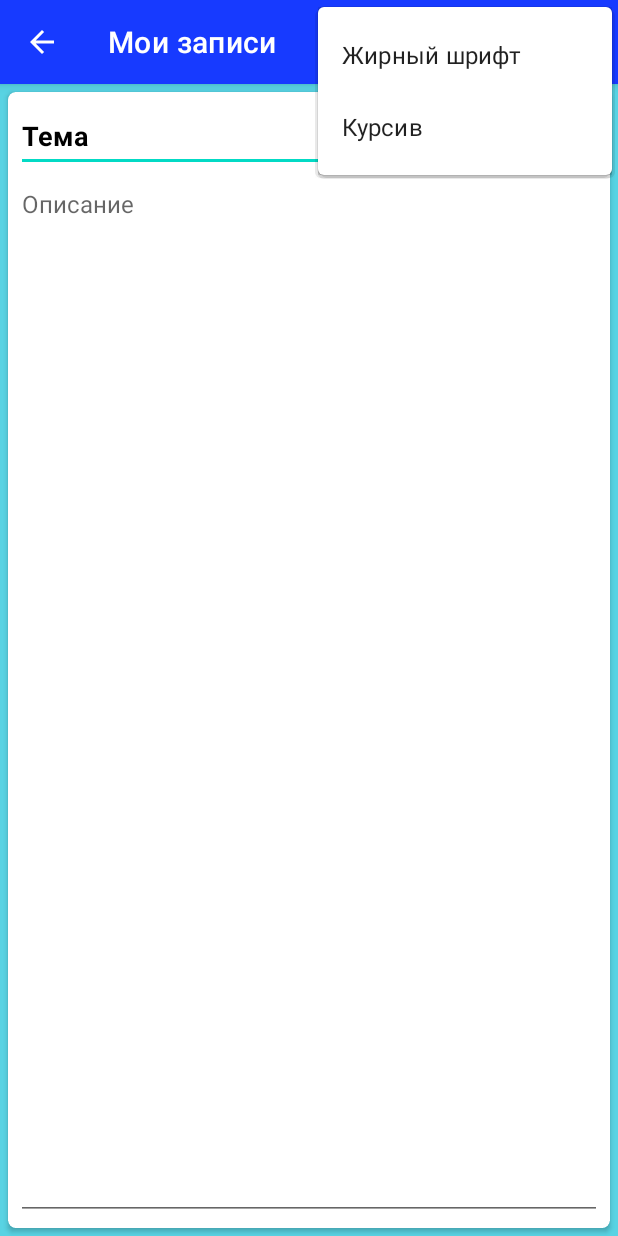
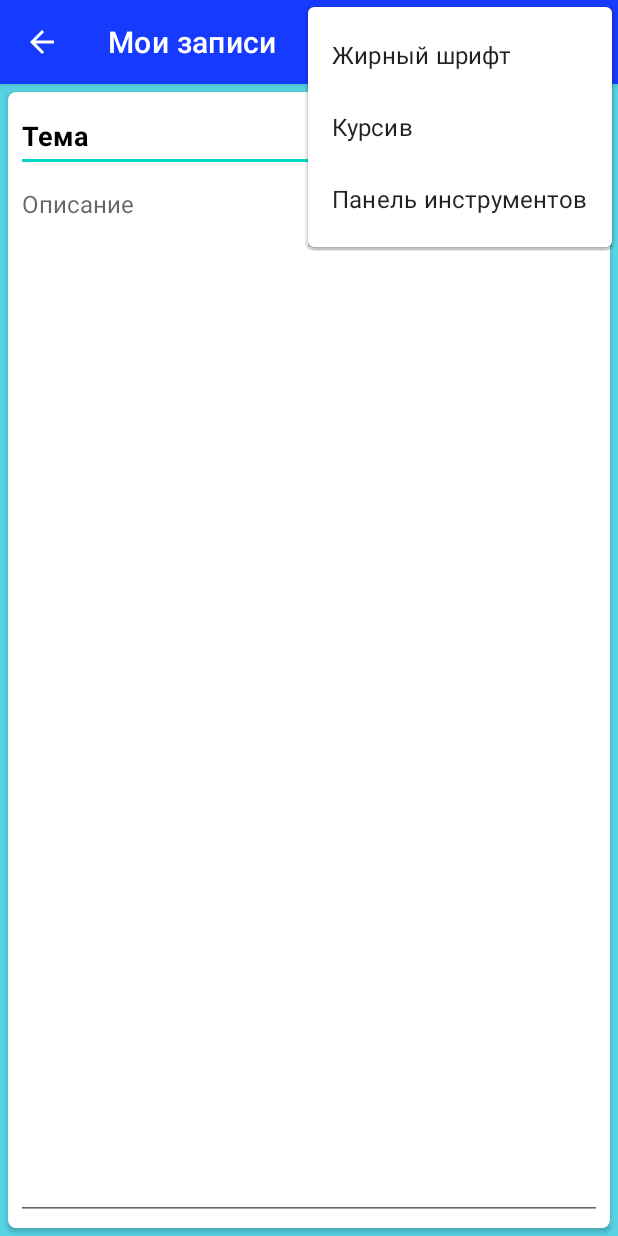
Before and after one commit to Vlad232008/ShoppingList, an Android app: the NewNoteActivity screen opened directly, with no data from a screen before it, with the options menu open, on a phone screen of 412 x 824 dp. Run offline under Robolectric (Android 15) with nearby library versions, the phone set to English and light mode, and no system bars.

Commit message:
Добавил меню цветов

```diff
--- a/app/src/main/java/com/example/shoppinglist/activities/NewNoteActivity.kt
+++ b/app/src/main/java/com/example/shoppinglist/activities/NewNoteActivity.kt
@@ -2,12 +2,15 @@ package com.example.shoppinglist.activities
 
 import android.content.Intent
 import android.graphics.Typeface
-import androidx.appcompat.app.AppCompatActivity
 import android.os.Bundle
 import android.text.Spannable
 import android.text.style.StyleSpan
 import android.view.Menu
 import android.view.MenuItem
+import android.view.View
+import android.view.animation.Animation
+import android.view.animation.AnimationUtils
+import androidx.appcompat.app.AppCompatActivity
 import com.example.shoppinglist.R
 import com.example.shoppinglist.databinding.ActivityNewNoteBinding
 import com.example.shoppinglist.entities.NoteItem
@@ -46,22 +49,30 @@ class NewNoteActivity : AppCompatActivity() {
     }
 
     override fun onOptionsItemSelected(item: MenuItem): Boolean {
-        if (item.itemId == R.id.id_save) {
+        when (item.itemId) {
+            R.id.id_save -> {
                 setMainResult()
-        } else if (item.itemId == android.R.id.home) {
+            }
+            android.R.id.home -> {
                 finish()
-        } else if (item.itemId == R.id.id_bold) {
+            }
+            R.id.id_bold -> {
                 setBoldForceSelectedText()
-        } else if (item.itemId == R.id.id_italic) {
+            }
+            R.id.id_italic -> {
                 setItalicForceSelectedText()
             }
-
+            R.id.id_color -> {
+                if (binding.colorPicker.visibility == View.VISIBLE) {
+                    closeColorPicker()
+                } else openColorPicker()
+            }
+        }
         return super.onOptionsItemSelected(item)
     }
-
         private fun setBoldForceSelectedText() = with(binding) {
             val startPos = idDescription.selectionStart
-        val endPos = idDescription.selectionEnd
+            val endPos   = idDescription.selectionEnd
 
             val styles = idDescription.text.getSpans(startPos, endPos, StyleSpan::class.java)
             var boldStyle: StyleSpan? = null
@@ -69,11 +80,17 @@ class NewNoteActivity : AppCompatActivity() {
                 idDescription.text.removeSpan(styles[0])
             } else {
                 boldStyle = StyleSpan(Typeface.BOLD)
-            idDescription.text.setSpan(boldStyle, startPos, endPos, Spannable.SPAN_EXCLUSIVE_EXCLUSIVE)
+                idDescription.text.setSpan(
+                    boldStyle,
+                    startPos,
+                    endPos,
+                    Spannable.SPAN_EXCLUSIVE_EXCLUSIVE
+                )
                 idDescription.text.trim()
                 idDescription.setSelection(startPos)
             }
         }
+
         private fun setItalicForceSelectedText() = with(binding) {
             val startPos = idDescription.selectionStart
             val endPos = idDescription.selectionEnd
@@ -84,7 +101,12 @@ class NewNoteActivity : AppCompatActivity() {
                 idDescription.text.removeSpan(styles[0])
             } else {
                 italicStyle = StyleSpan(Typeface.ITALIC)
-            idDescription.text.setSpan(italicStyle, startPos, endPos, Spannable.SPAN_EXCLUSIVE_EXCLUSIVE)
+                idDescription.text.setSpan(
+                    italicStyle,
+                    startPos,
+                    endPos,
+                    Spannable.SPAN_EXCLUSIVE_EXCLUSIVE
+                )
                 idDescription.text.trim()
                 idDescription.setSelection(startPos)
             }
@@ -118,6 +140,7 @@ class NewNoteActivity : AppCompatActivity() {
             finish()
         }
 
+        //Создание новой заметки
         private fun createNewNote(): NoteItem {
             return NoteItem(
                 null,
@@ -132,4 +155,31 @@ class NewNoteActivity : AppCompatActivity() {
             val formatter = SimpleDateFormat("hh:mm:ss - dd/MM/yy", Locale.getDefault())
             return formatter.format(Calendar.getInstance().time)
         }
+
+        //Открытие панели цветов
+        private fun openColorPicker() {
+            binding.colorPicker.visibility = View.VISIBLE
+            val openAnim = AnimationUtils.loadAnimation(this, R.anim.open_color_picker)
+            binding.colorPicker.startAnimation(openAnim)
         }
+
+        private fun closeColorPicker() {
+            val closeAnim = AnimationUtils.loadAnimation(this, R.anim.close_color_picker)
+            closeAnim.setAnimationListener(object : Animation.AnimationListener{
+                override fun onAnimationStart(p0: Animation?) {
+
+                }
+
+                override fun onAnimationEnd(p0: Animation?) {
+                    binding.colorPicker.visibility = View.GONE
+                }
+
+                override fun onAnimationRepeat(p0: Animation?) {
+
+                }
+
+            })
+            binding.colorPicker.startAnimation(closeAnim)
+
+        }
+    }
--- /dev/null
+++ b/app/src/main/res/anim/close_color_picker.xml
@@ -0,0 +1,14 @@
+<?xml version="1.0" encoding="utf-8"?>
+<set xmlns:android="http://schemas.android.com/apk/res/android">
+    <scale
+        android:interpolator="@android:anim/accelerate_decelerate_interpolator"
+        android:fromXScale="1.0"
+        android:fromYScale="1.0"
+        android:toXScale="0.0"
+        android:toYScale="0.0"
+        android:pivotX="100%"
+        android:pivotY="0%"
+        android:fillAfter="false"
+        android:duration="200"
+        />
+</set>
--- /dev/null
+++ b/app/src/main/res/anim/open_color_picker.xml
@@ -0,0 +1,14 @@
+<?xml version="1.0" encoding="utf-8"?>
+<set xmlns:android="http://schemas.android.com/apk/res/android">
+    <scale
+        android:interpolator="@android:anim/accelerate_decelerate_interpolator"
+        android:fromXScale="0.0"
+        android:fromYScale="0.0"
+        android:toXScale="1.0"
+        android:toYScale="1.0"
+        android:pivotX="100%"
+        android:pivotY="0%"
+        android:fillAfter="false"
+        android:duration="200"
+        />
+</set>
--- a/app/src/main/res/layout/activity_new_note.xml
+++ b/app/src/main/res/layout/activity_new_note.xml
@@ -47,36 +47,39 @@
                 android:ems="10"
                 android:gravity="top"
                 android:hint="@string/description_hint"
-                android:inputType="textAutoComplete"
+                android:inputType="textMultiLine"
                 android:textSize="16sp"
                 app:layout_constraintBottom_toBottomOf="parent"
                 app:layout_constraintEnd_toEndOf="parent"
                 app:layout_constraintStart_toStartOf="parent"
                 app:layout_constraintTop_toBottomOf="@+id/idTitle" />
-        </androidx.constraintlayout.widget.ConstraintLayout>
-
-    </androidx.cardview.widget.CardView>
 
             <LinearLayout
                 android:id="@+id/color_picker"
                 android:layout_width="wrap_content"
                 android:layout_height="wrap_content"
-        android:background="@color/material_dynamic_neutral_variant80"
-        android:elevation="10dp"
-        android:orientation="horizontal"
+                android:orientation="vertical"
                 android:visibility="gone"
-        app:layout_constraintBottom_toBottomOf="parent"
-        app:layout_constraintEnd_toEndOf="parent"
-        app:layout_constraintStart_toStartOf="parent"
-        app:layout_constraintTop_toTopOf="parent">
+                app:layout_constraintStart_toEndOf="@+id/idDescription"
+                app:layout_constraintTop_toBottomOf="@+id/idTitle">
 
-        <TableLayout
-            android:layout_width="wrap_content"
-            android:layout_height="wrap_content">
+                <ImageButton
+                    android:id="@+id/ib_bold"
+                    android:layout_width="40dp"
+                    android:layout_height="40dp"
+                    android:layout_margin="2dp"
+                    android:background="@null"
+                    android:padding="3dp"
+                    app:srcCompat="@drawable/ic_baseline_format_bold_24" />
 
-            <TableRow
-                android:layout_width="match_parent"
-                android:layout_height="match_parent">
+                <ImageButton
+                    android:id="@+id/ib_italic"
+                    android:layout_width="40dp"
+                    android:layout_height="40dp"
+                    android:layout_margin="2dp"
+                    android:background="@null"
+                    android:padding="3dp"
+                    app:srcCompat="@drawable/ic_baseline_format_italic_24" />
 
                 <ImageButton
                     android:id="@+id/ib_red"
@@ -86,6 +89,24 @@
                     android:background="@null"
                     android:padding="3dp"
                     app:srcCompat="@color/picker_red" />
+
+                <ImageButton
+                    android:id="@+id/ib_orange"
+                    android:layout_width="40dp"
+                    android:layout_height="40dp"
+                    android:layout_margin="2dp"
+                    android:background="@null"
+                    android:padding="3dp"
+                    app:srcCompat="@color/picker_orange" />
+
+                <ImageButton
+                    android:id="@+id/ib_yellow"
+                    android:layout_width="40dp"
+                    android:layout_height="40dp"
+                    android:layout_margin="2dp"
+                    android:background="@null"
+                    android:padding="3dp"
+                    app:srcCompat="@color/picker_yellow" />
 
                 <ImageButton
                     android:id="@+id/ib_green"
@@ -104,29 +125,6 @@
                     android:background="@null"
                     android:padding="3dp"
                     app:srcCompat="@color/picker_blue" />
-            </TableRow>
-
-            <TableRow
-                android:layout_width="match_parent"
-                android:layout_height="match_parent">
-
-                <ImageButton
-                    android:id="@+id/ib_yellow"
-                    android:layout_width="40dp"
-                    android:layout_height="40dp"
-                    android:layout_margin="2dp"
-                    android:background="@null"
-                    android:padding="3dp"
-                    app:srcCompat="@color/picker_yellow" />
-
-                <ImageButton
-                    android:id="@+id/ib_orange"
-                    android:layout_width="40dp"
-                    android:layout_height="40dp"
-                    android:layout_margin="2dp"
-                    android:background="@null"
-                    android:padding="3dp"
-                    app:srcCompat="@color/picker_orange" />
 
                 <ImageButton
                     android:id="@+id/ib_black"
@@ -136,7 +134,8 @@
                     android:background="@null"
                     android:padding="3dp"
                     app:srcCompat="@color/picker_black" />
-            </TableRow>
-        </TableLayout>
+
             </LinearLayout>
         </androidx.constraintlayout.widget.ConstraintLayout>
+    </androidx.cardview.widget.CardView>
+</androidx.constraintlayout.widget.ConstraintLayout>
--- a/app/src/main/res/menu/new_note_menu.xml
+++ b/app/src/main/res/menu/new_note_menu.xml
@@ -10,12 +10,14 @@
 
     <item
         android:id="@+id/id_bold"
-        android:icon="@drawable/ic_baseline_format_bold_24"
         android:title="Жирный шрифт"
-        android:orderInCategory="1" />
+        android:orderInCategory="1"/>
     <item
         android:id="@+id/id_italic"
-        android:icon="@drawable/ic_baseline_format_italic_24"
         android:title="Курсив"
-        android:orderInCategory="1" />
+        android:orderInCategory="2"/>
+    <item
+        android:id="@+id/id_color"
+        android:title="Панель инструментов"
+        android:orderInCategory="3"/>
 </menu>
```
Lines whose indentation alone changed are shown as unchanged.
